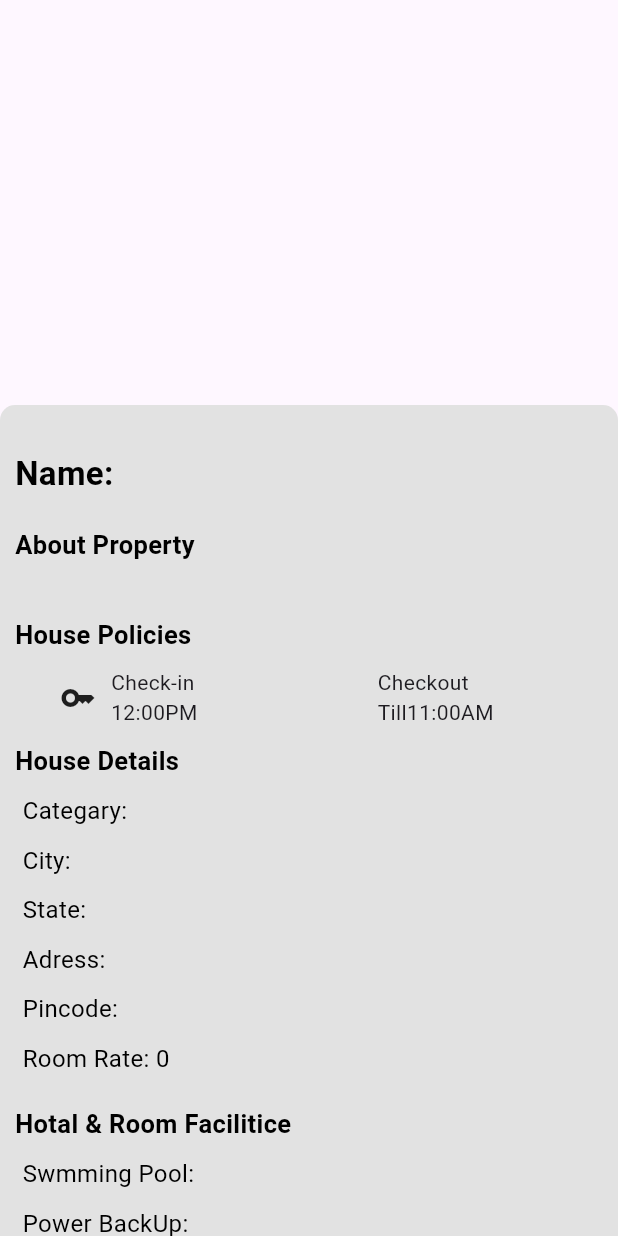
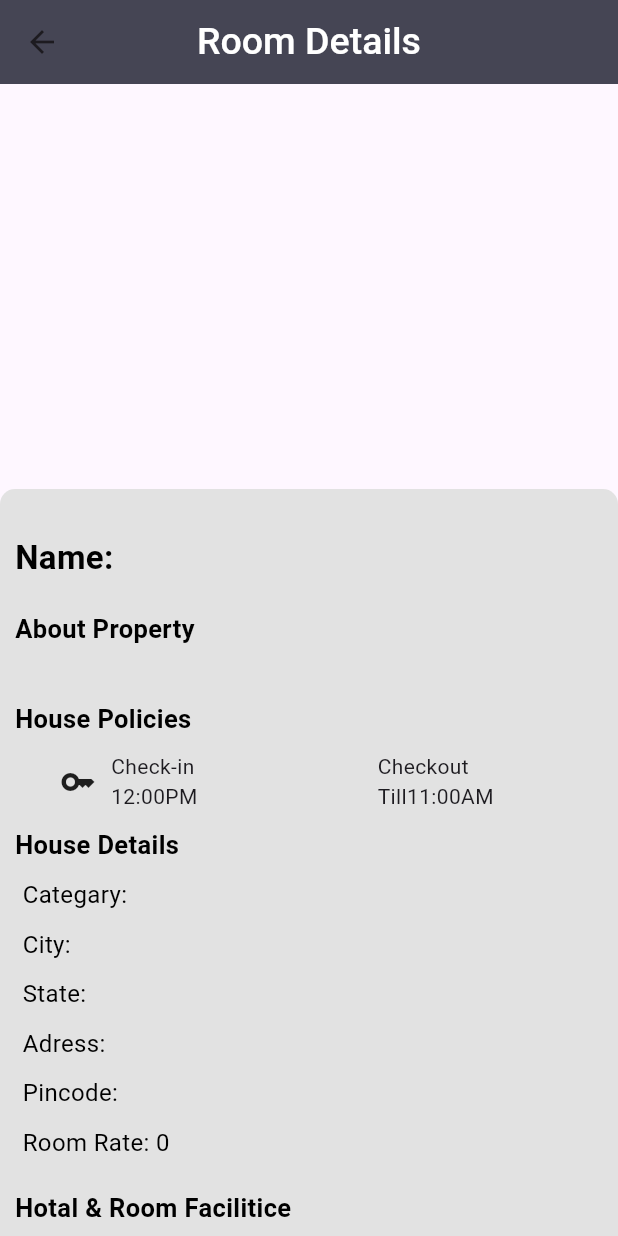
Before and after one commit to razakrazu/Admin_spent_time, a Flutter app: the RoomDetails screen opened directly with empty values, on a phone screen of 412 x 824 dp. Run offline on Flutter 3.47's test engine with Material 3 defaults, Android fonts, the light colour scheme and no system bars; our stand-ins replace cached_network_image, cloud_firestore, firebase_core, flutter_slidable, get; accounts and stored records are empty.

Commit message:
new feture added

```diff
--- a/lib/view/room_details/room_details.dart
+++ b/lib/view/room_details/room_details.dart
@@ -25,6 +25,18 @@ class RoomDetails extends StatelessWidget {
     Map<String, dynamic>? data = Get.arguments as Map<String, dynamic>?;
 
     return Scaffold(
+          appBar: AppBar(
+        backgroundColor: const Color.fromARGB(255, 69, 69, 84),
+        title: const Text(
+          'Room Details',
+          style: TextStyle(
+            color: Colors.white,
+            fontWeight: FontWeight.w500,
+            fontSize: 25,
+          ),
+        ),
+        centerTitle: true,
+      ),
       body: SafeArea(
         child:
         Container(
@@ -129,6 +141,7 @@ class RoomDetails extends StatelessWidget {
                               propertyIcon: Icons.dinner_dining,
                               propertyName: 'Room Rate: ${data['propertyPrice']}',
                             ),
+
                             Hight20,
 
                             SubTitleWidget(
@@ -148,7 +161,24 @@ class RoomDetails extends StatelessWidget {
                             Hight10,
                             NearByPropertyWidget(
                               propertyIcon: Icons.local_hospital_outlined,
-                              propertyName: 'Parking: ${data['parking']}',
+                              propertyName: 'Parking: ${data['parking']
+
+                              }',
+                            ),
+                              Hight10,
+                            NearByPropertyWidget(
+                              propertyIcon: Icons.beach_access,
+                              propertyName: 'Wifi: ${data['wifi']}',
+                            ),
+                              Hight10,
+                            NearByPropertyWidget(
+                              propertyIcon: Icons.beach_access,
+                              propertyName: 'Meeting Room: ${data['meetinghall']}',
+                            ),
+                              Hight10,
+                            NearByPropertyWidget(
+                              propertyIcon: Icons.beach_access,
+                              propertyName: 'Ac: ${data['Ac']}',
                             ),
                             Hight10,
                             NearByPropertyWidget(
```
